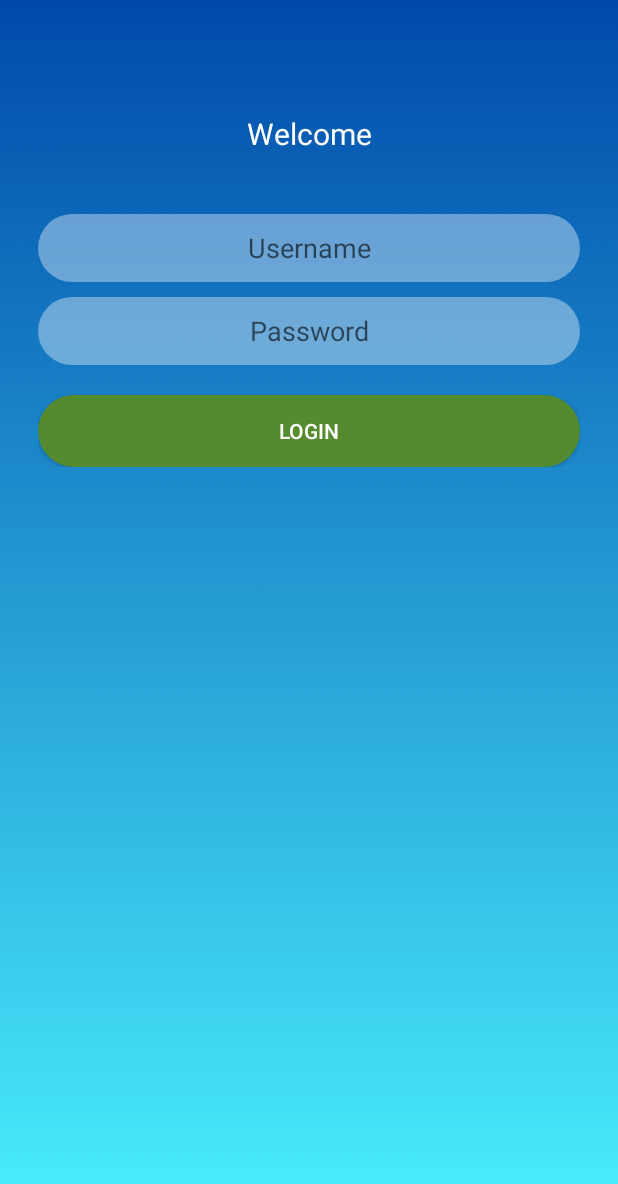
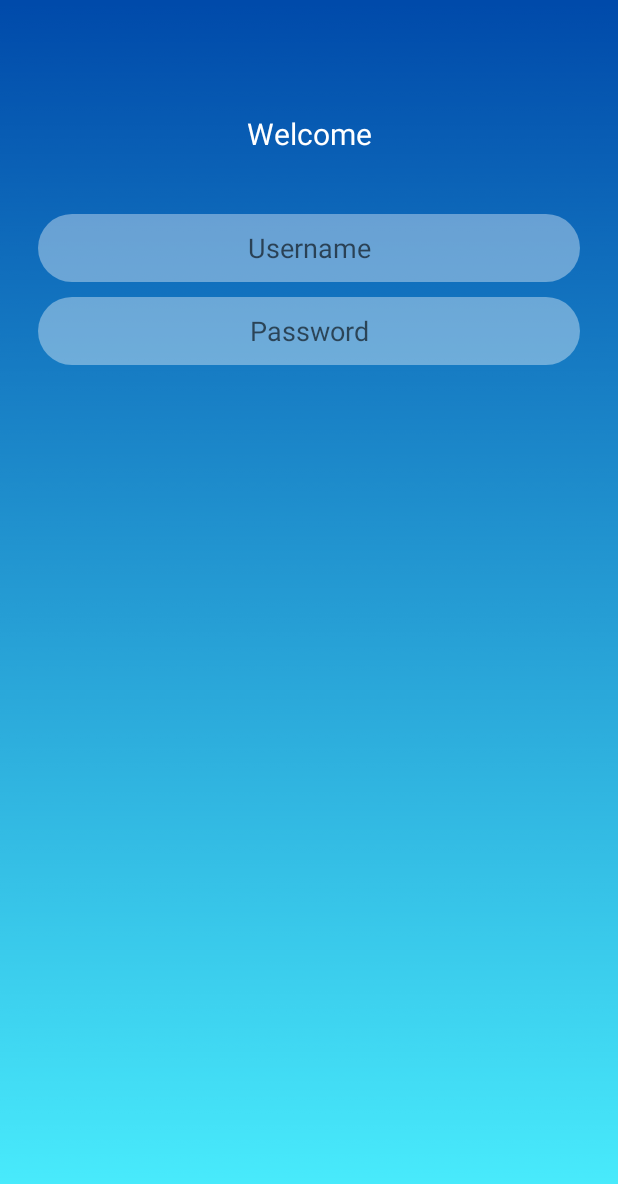
Before and after one commit to AvaniZeal/Horticulture, an Android app: the Login screen opened directly, with no data from a screen before it, on a phone screen of 412 x 824 dp. Shown: the top 1184 px of the screen. Run offline under Robolectric (Android 15) with nearby library versions, the phone set to English and light mode, and no system bars; 4 statements that could not run were skipped.

Commit message:
button removed 2

```diff
--- a/app/src/main/res/layout/activity_login.xml
+++ b/app/src/main/res/layout/activity_login.xml
@@ -49,14 +49,14 @@
             android:hint="Password"
             android:inputType="numberPassword" />
 
-        <Button
+      <!--  <Button
             android:id="@+id/loginbutton"
             android:layout_width="match_parent"
             android:layout_height="wrap_content"
             android:layout_marginTop="20dp"
             android:background="@drawable/customloginbutton"
             android:text="Login"
-            android:textColor="#ffffff" />
+            android:textColor="#ffffff" />-->
 
        <!-- <TextView
             android:id="@+id/newuser"
```
